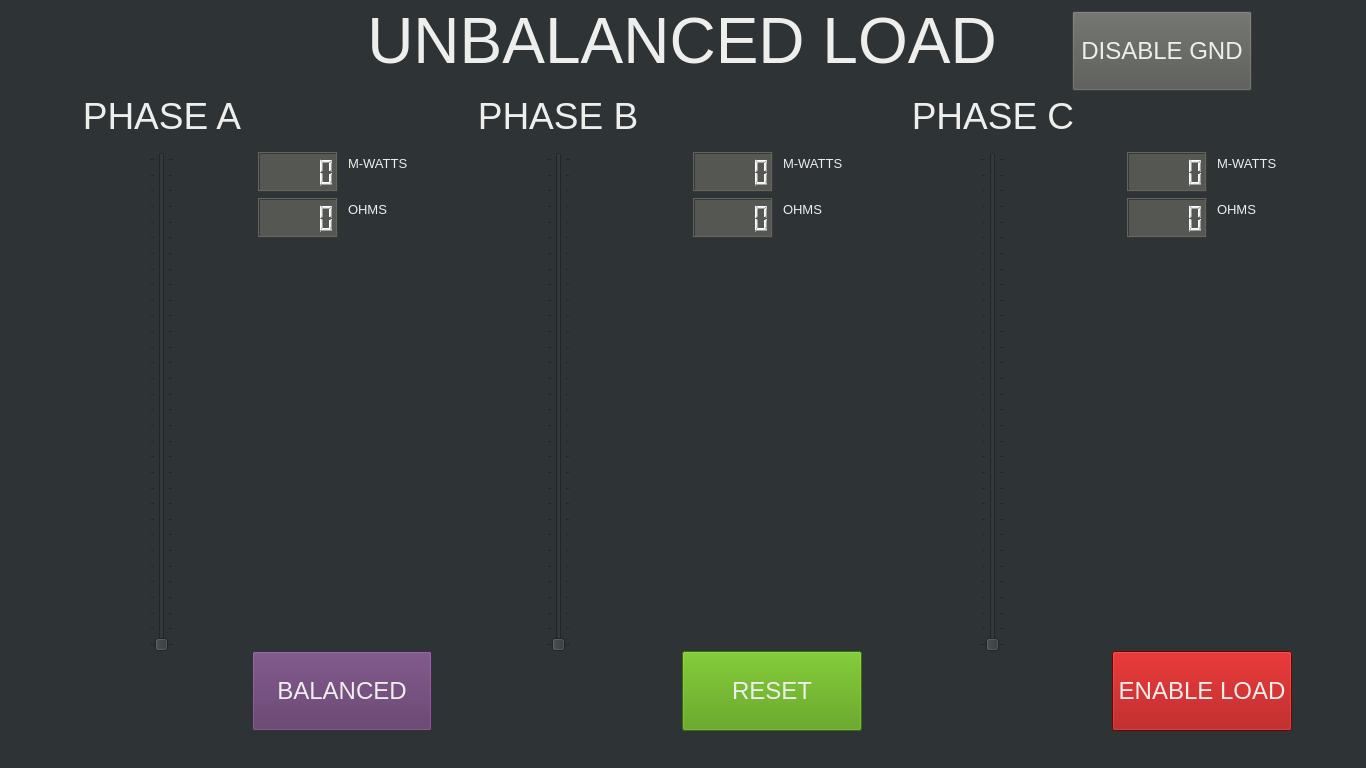
Before: the Qt Designer form LoadControlGUI/Rev2.0/LoadControlGUI_Man.ui in USAFACyberPower/CyberPower, drawn with Qt 5.
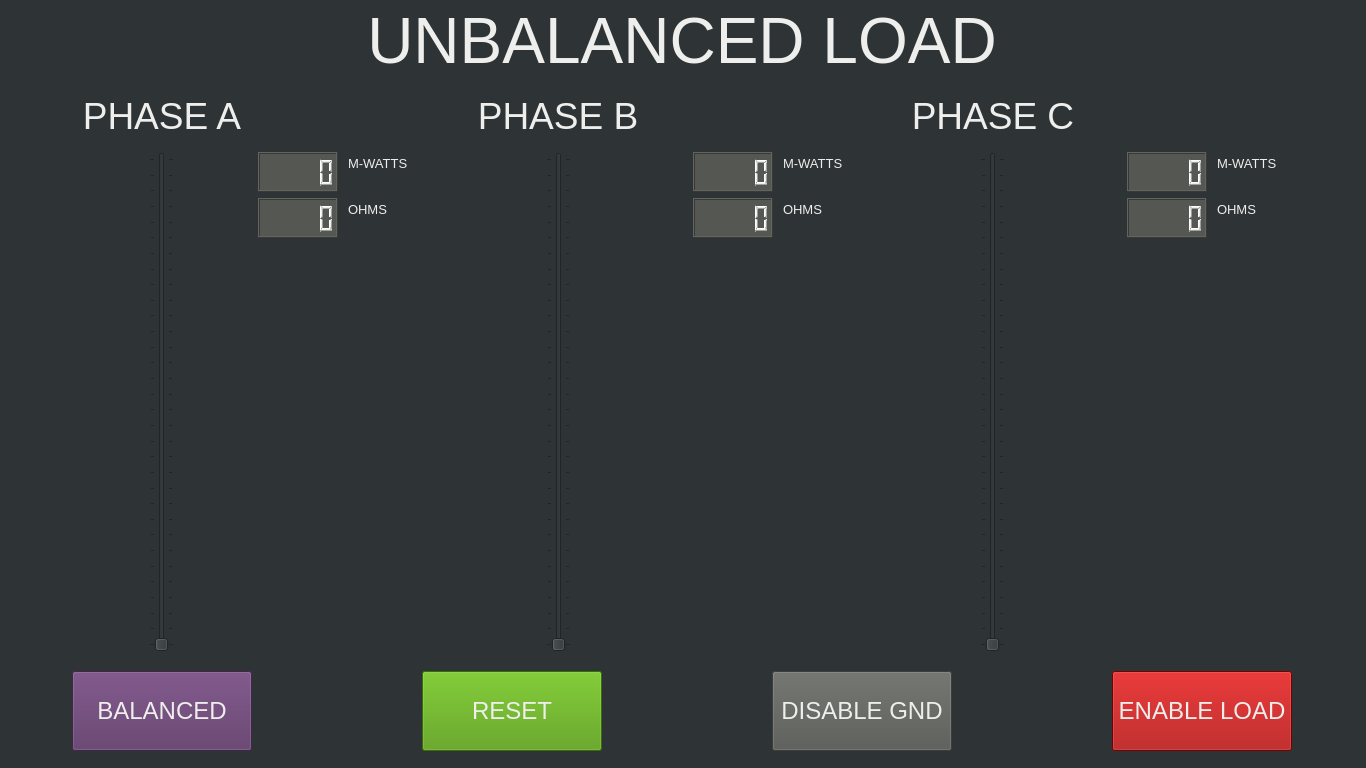
After: the same form once the commit is applied. The open tabs and pages were chosen to show the change.

Commit message: Fixed ground disable layout.

```diff
--- a/LoadControlGUI/Rev2.0/LoadControlGUI_Man.ui
+++ b/LoadControlGUI/Rev2.0/LoadControlGUI_Man.ui
@@ -881,8 +881,8 @@
       <widget class="QPushButton" name="btn_Balanced">
        <property name="geometry">
         <rect>
-         <x>180</x>
-         <y>640</y>
+         <x>0</x>
+         <y>660</y>
          <width>180</width>
          <height>80</height>
         </rect>
@@ -915,8 +915,8 @@
       <widget class="QPushButton" name="btn_loadResetU">
        <property name="geometry">
         <rect>
-         <x>610</x>
-         <y>640</y>
+         <x>350</x>
+         <y>660</y>
          <width>180</width>
          <height>80</height>
         </rect>
@@ -950,7 +950,7 @@
        <property name="geometry">
         <rect>
          <x>1040</x>
-         <y>640</y>
+         <y>660</y>
          <width>180</width>
          <height>80</height>
         </rect>
@@ -983,8 +983,8 @@
       <widget class="QPushButton" name="btn_loadGNDU">
        <property name="geometry">
         <rect>
-         <x>1000</x>
-         <y>0</y>
+         <x>700</x>
+         <y>660</y>
          <width>180</width>
          <height>80</height>
         </rect>
```
Left out of the diff: 42 changed lines with no effect on the pictures.
